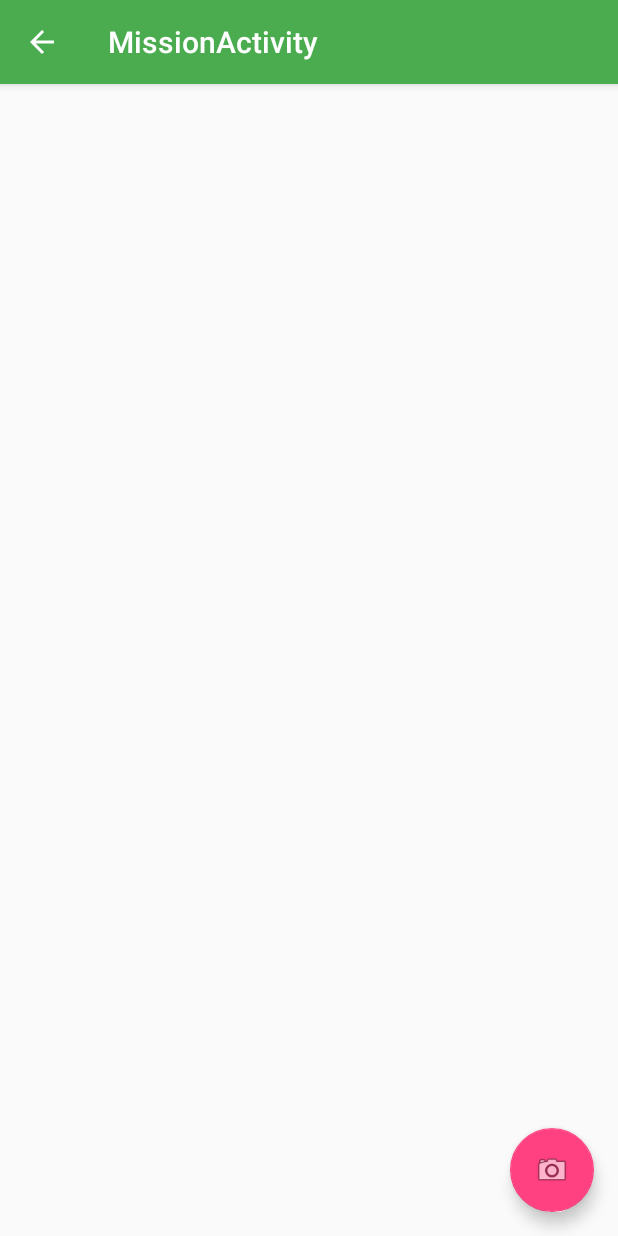
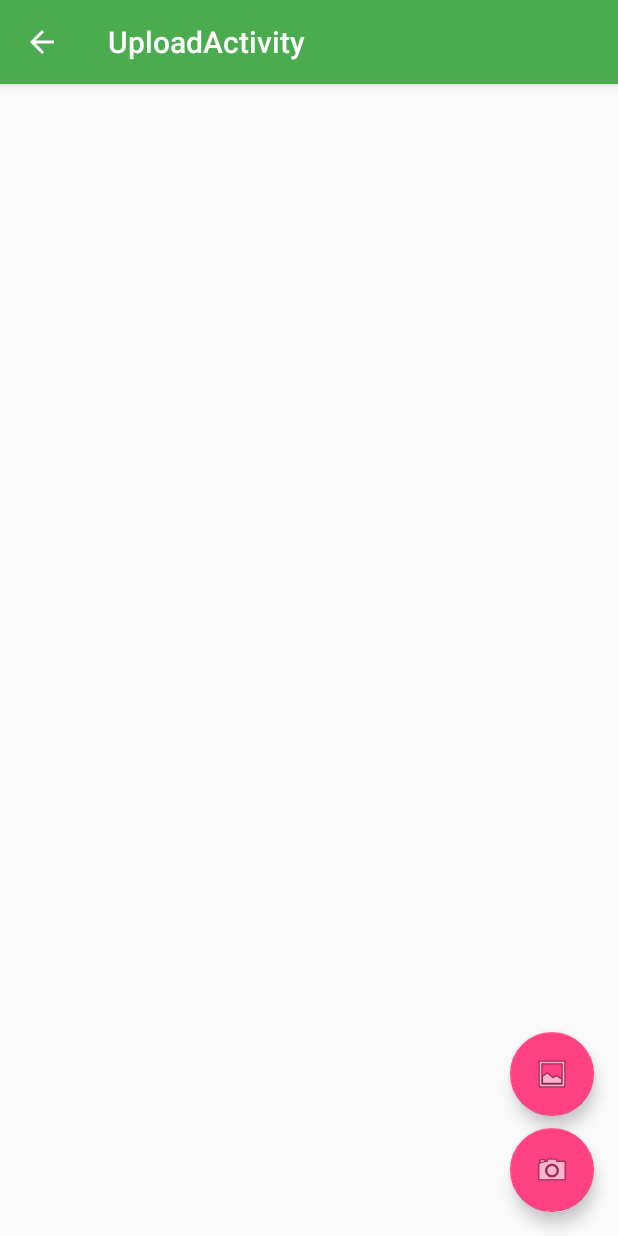
Before and after one commit to spydon/mindlevel3, an Android app: the MissionActivity screen opened directly, with no data from a screen before it, after a tap on an icon or button, on a phone screen of 412 x 824 dp. Run offline under Robolectric (Android 15) with nearby library versions, the phone set to English and light mode, and no system bars; pictures from the network do not load; 5 statements that could not run were skipped.

Commit message:
Begun the upload activity

```diff
--- a/app/src/main/AndroidManifest.xml
+++ b/app/src/main/AndroidManifest.xml
@@ -36,7 +36,16 @@
                 android:name="android.support.PARENT_ACTIVITY"
                 android:value="net.mindlevel.MainActivity"/>
         </activity>
-    </application>
+        <activity
+            android:name=".UploadActivity"
+            android:label="@string/title_activity_upload"
+            android:parentActivityName=".MainActivity"
+            android:theme="@style/AppTheme.NoActionBar">
+            <meta-data
+                android:name="android.support.PARENT_ACTIVITY"
+                android:value="net.mindlevel.MainActivity"/>
+        </activity>
+     </application>
 
     <!-- Internet Permissions -->
     <uses-permission android:name="android.permission.INTERNET" />
--- a/app/src/main/java/net/mindlevel/MissionActivity.java
+++ b/app/src/main/java/net/mindlevel/MissionActivity.java
@@ -1,5 +1,7 @@
 package net.mindlevel;
 
+import android.content.Context;
+import android.content.Intent;
 import android.os.Bundle;
 import android.support.design.widget.FloatingActionButton;
 import android.support.design.widget.Snackbar;
@@ -25,11 +27,17 @@ public class MissionActivity extends AppCompatActivity {
         setSupportActionBar(toolbar);
 
         FloatingActionButton fab = (FloatingActionButton) findViewById(R.id.fab);
+        final Context outerContext = this;
         fab.setOnClickListener(new View.OnClickListener() {
             @Override
             public void onClick(View view) {
-                Snackbar.make(view, mission.title, Snackbar.LENGTH_LONG)
-                        .setAction("Action", null).show();
+                // TODO: move snackbar
+                //Snackbar.make(view, mission.title, Snackbar.LENGTH_LONG)
+                //        .setAction("Action", null).show();
+
+                Intent missionIntent = new Intent(outerContext, UploadActivity.class);
+                missionIntent.putExtra("mission", mission);
+                startActivity(missionIntent);
             }
         });
         getSupportActionBar().setDisplayHomeAsUpEnabled(true);
--- /dev/null
+++ b/app/src/main/java/net/mindlevel/UploadActivity.java
@@ -0,0 +1,55 @@
+package net.mindlevel;
+
+import android.os.Bundle;
+import android.support.design.widget.FloatingActionButton;
+import android.support.design.widget.Snackbar;
+import android.support.v7.app.AppCompatActivity;
+import android.support.v7.widget.Toolbar;
+import android.view.View;
+import android.widget.ImageView;
+import android.widget.TextView;
+
+import com.bumptech.glide.Glide;
+
+import net.mindlevel.model.Mission;
+
+public class UploadActivity extends AppCompatActivity {
+
+    @Override
+    protected void onCreate(Bundle savedInstanceState) {
+        super.onCreate(savedInstanceState);
+        setContentView(R.layout.activity_upload);
+        final Mission mission = (Mission) getIntent().getSerializableExtra("mission");
+        Toolbar toolbar = (Toolbar) findViewById(R.id.toolbar);
+        toolbar.setTitle(mission.title);
+        setSupportActionBar(toolbar);
+
+        FloatingActionButton choosePicture = (FloatingActionButton) findViewById(R.id.choose_picture);
+        choosePicture.setOnClickListener(new View.OnClickListener() {
+            @Override
+            public void onClick(View view) {
+                Snackbar.make(view, mission.title, Snackbar.LENGTH_LONG)
+                        .setAction("Action", null).show();
+            }
+        });
+
+        FloatingActionButton takePicture = (FloatingActionButton) findViewById(R.id.take_picture);
+        takePicture.setOnClickListener(new View.OnClickListener() {
+            @Override
+            public void onClick(View view) {
+                Snackbar.make(view, mission.description, Snackbar.LENGTH_LONG)
+                        .setAction("Action", null).show();
+            }
+        });
+        getSupportActionBar().setDisplayHomeAsUpEnabled(true);
+
+        //ImageView imageView = (ImageView) findViewById(R.id.mission_image);
+        //Glide.with(this).load(mission.imageUrl).into(imageView);
+
+        //TextView titleView = (TextView) findViewById(R.id.mission_title);
+        //TextView descriptionView = (TextView) findViewById(R.id.mission_description);
+        //titleView.setText(mission.title);
+        //descriptionView.setText(mission.description);
+    }
+
+}
--- /dev/null
+++ b/app/src/main/res/layout/activity_upload.xml
@@ -0,0 +1,43 @@
+<?xml version="1.0" encoding="utf-8"?>
+<android.support.design.widget.CoordinatorLayout
+    xmlns:android="http://schemas.android.com/apk/res/android"
+    xmlns:app="http://schemas.android.com/apk/res-auto"
+    xmlns:tools="http://schemas.android.com/tools"
+    android:layout_width="match_parent"
+    android:layout_height="match_parent"
+    tools:context="net.mindlevel.UploadActivity">
+
+    <android.support.design.widget.AppBarLayout
+        android:layout_width="match_parent"
+        android:layout_height="wrap_content"
+        android:theme="@style/AppTheme.AppBarOverlay">
+
+        <android.support.v7.widget.Toolbar
+            android:id="@+id/toolbar"
+            android:layout_width="match_parent"
+            android:layout_height="?attr/actionBarSize"
+            android:background="?attr/colorPrimary"
+            app:popupTheme="@style/AppTheme.PopupOverlay"/>
+
+    </android.support.design.widget.AppBarLayout>
+
+    <!-- <include layout="@layout/content_mission"/> -->
+
+    <android.support.design.widget.FloatingActionButton
+        android:id="@+id/choose_picture"
+        android:layout_width="wrap_content"
+        android:layout_height="wrap_content"
+        android:layout_gravity="bottom|end"
+        android:layout_marginEnd="@dimen/fab_margin"
+        android:layout_marginBottom="@dimen/fab_margin2"
+        app:srcCompat="@android:drawable/ic_menu_gallery"/>
+
+    <android.support.design.widget.FloatingActionButton
+        android:id="@+id/take_picture"
+        android:layout_width="wrap_content"
+        android:layout_height="wrap_content"
+        android:layout_gravity="bottom|end"
+        android:layout_margin="@dimen/fab_margin"
+        app:srcCompat="@android:drawable/ic_menu_camera"/>
+
+</android.support.design.widget.CoordinatorLayout>
--- a/app/src/main/res/values/colors.xml
+++ b/app/src/main/res/values/colors.xml
@@ -2,6 +2,7 @@
 <resources>
     <color name="colorPrimary">#4AAC4E</color>
     <color name="colorPrimaryDark">#295c2b</color>
+    <!-- <color name="colorAccent">#88c18a</color> -->
     <color name="colorAccent">#FF4081</color>
     <color name="background">#c7c7c7</color>
 </resources>
--- a/app/src/main/res/values/dimens.xml
+++ b/app/src/main/res/values/dimens.xml
@@ -4,5 +4,6 @@
     <dimen name="activity_vertical_margin">16dp</dimen>
     <dimen name="app_bar_height">180dp</dimen>
     <dimen name="fab_margin">16dp</dimen>
+    <dimen name="fab_margin2">80dp</dimen>
     <dimen name="text_margin">16dp</dimen>
 </resources>
--- a/app/src/main/res/values/strings.xml
+++ b/app/src/main/res/values/strings.xml
@@ -99,4 +99,5 @@
     <string name="hello_blank_fragment">Hello blank fragment</string>
     <string name="title_activity_mission">MissionActivity</string>
     <string name="title_activity_accomplishment">AccomplishmentActivity</string>
+    <string name="title_activity_upload">UploadActivity</string>
 </resources>
```
